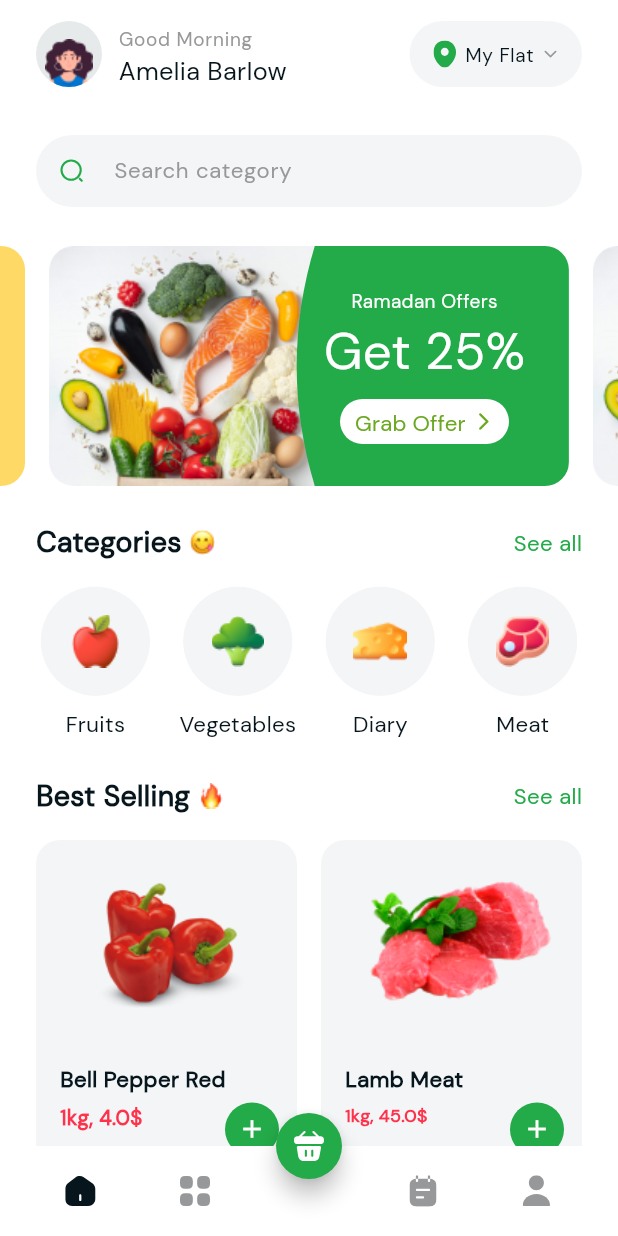
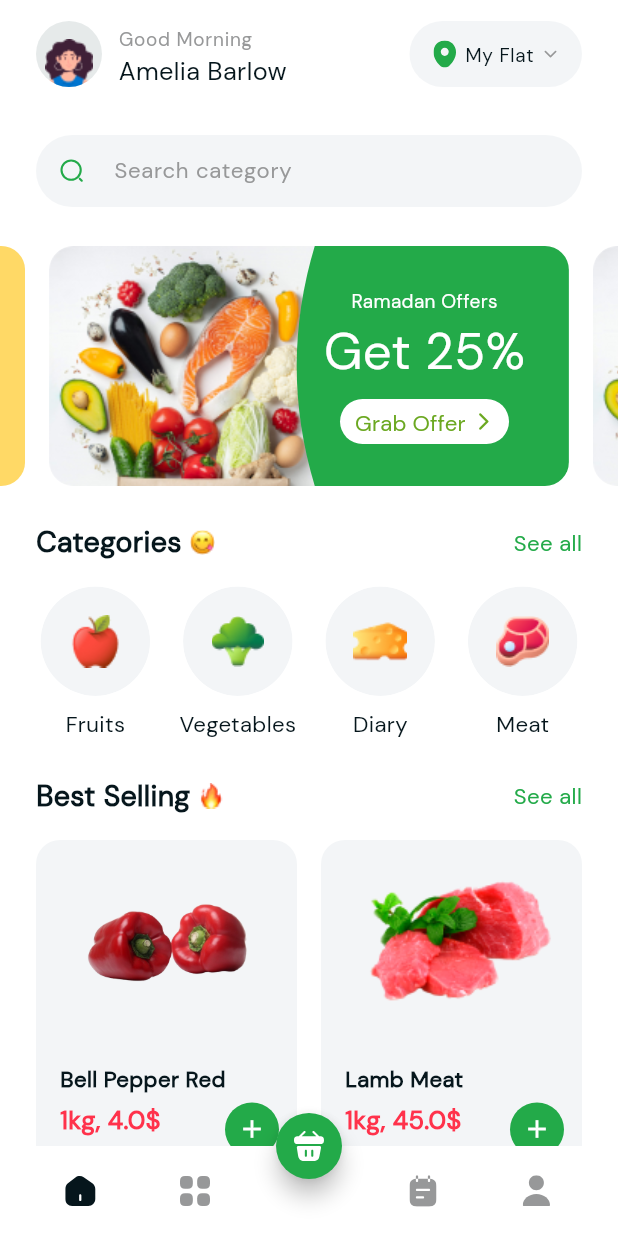
Before and after one commit to aconitum001/groceryUI, a Flutter app: the MainView screen opened by its route, on a phone screen of 412 x 824 dp. Run offline on Flutter 3.47's test engine with Material 3 defaults, Android fonts, the light colour scheme and no system bars; drawn by our look-alikes of carousel_slider; our stand-ins replace device_preview, flutter_svg, get.

Commit message:
updated photos & fixed snackbar issue

```diff
--- a/lib/views/cart_view_body.dart
+++ b/lib/views/cart_view_body.dart
@@ -1,7 +1,6 @@
 import 'package:flutter/material.dart';
 import 'package:get/get.dart';
 import 'package:gorcery/controllers/cart_controller.dart';
-import 'package:gorcery/utils/app_styles.dart';
 import 'package:gorcery/views/custom_cart_view_app_bar.dart';
 import 'package:gorcery/widgets/cart_list_view.dart';
 import 'package:gorcery/widgets/custom_button.dart';
--- a/lib/views/custom_cart_view_app_bar.dart
+++ b/lib/views/custom_cart_view_app_bar.dart
@@ -1,5 +1,4 @@
 import 'package:flutter/material.dart';
-import 'package:get/get.dart';
 import 'package:gorcery/utils/app_styles.dart';
 import 'package:gorcery/utils/assets.dart';
 import 'package:gorcery/widgets/app_bar_button.dart';
@@ -14,7 +13,7 @@ class CustomCartViewAppBar extends StatelessWidget {
         AppBarButton(
           icon: Assets.assetsImagesArrowBack,
           onTap: () {
-            Get.back();
+            Navigator.pop(context);
           },
         ),
         const Spacer(),
--- a/lib/widgets/custom_category_appbar.dart
+++ b/lib/widgets/custom_category_appbar.dart
@@ -1,12 +1,10 @@
 import 'package:flutter/material.dart';
-import 'package:get/get.dart';
 import 'package:gorcery/utils/app_styles.dart';
 import 'package:gorcery/utils/assets.dart';
 import 'package:gorcery/widgets/app_bar_button.dart';
 
 class CustomCategoryAppbar extends StatelessWidget {
   const CustomCategoryAppbar({
-
     super.key,
     required this.title,
     required this.onTap,
@@ -22,7 +20,7 @@ class CustomCategoryAppbar extends StatelessWidget {
         AppBarButton(
           icon: Assets.assetsImagesArrowBack,
           onTap: () {
-            Get.back();
+            Navigator.pop(context);
           },
         ),
         const Spacer(),
--- a/lib/widgets/product_details_appbar.dart
+++ b/lib/widgets/product_details_appbar.dart
@@ -1,5 +1,4 @@
 import 'package:flutter/material.dart';
-import 'package:get/get.dart';
 import 'package:gorcery/utils/assets.dart';
 import 'package:gorcery/widgets/app_bar_button.dart';
 
@@ -15,7 +14,7 @@ class ProductDetailsAppbar extends StatelessWidget {
           icon: Assets.assetsImagesArrowBack,
           color: Theme.of(context).colorScheme.surface,
           onTap: () {
-            Get.back();
+            Navigator.pop(context);
           },
         ),
         AppBarButton(
--- a/lib/widgets/product_widget.dart
+++ b/lib/widgets/product_widget.dart
@@ -47,11 +47,15 @@ class ProductDisplayWidget extends StatelessWidget {
             const Spacer(
               flex: 4,
             ),
-            Text(
-              product.title,
-              style: AppStyles.style14bold(
-                context,
-                Theme.of(context).colorScheme.onSurface,
+            FittedBox(
+              fit: BoxFit.scaleDown,
+              alignment: Alignment.centerLeft,
+              child: Text(
+                product.title,
+                style: AppStyles.style14bold(
+                  context,
+                  Theme.of(context).colorScheme.onSurface,
+                ),
               ),
             ),
             const SizedBox(
@@ -63,6 +67,7 @@ class ProductDisplayWidget extends StatelessWidget {
                 Expanded(
                   child: FittedBox(
                     fit: BoxFit.scaleDown,
+                    alignment: Alignment.centerLeft,
                     child: Text(
                       "${product.amount}kg, ${product.price}\$",
                       style: AppStyles.style16bold(
@@ -72,7 +77,9 @@ class ProductDisplayWidget extends StatelessWidget {
                     ),
                   ),
                 ),
-                const Spacer(),
+                const SizedBox(
+                  width: 8,
+                ),
                 SizedBox(
                   height: 36,
                   width: 36,
```
Also changed, not shown: lib/widgets/category_view_body.dart (+17 -6 lines), assets/images/Spinach.png, assets/images/brocoli.png, assets/images/butternut.png, assets/images/carrots.png, assets/images/ginger.png, assets/images/lettuce.png, assets/images/peper.png, assets/images/tomato.png.
